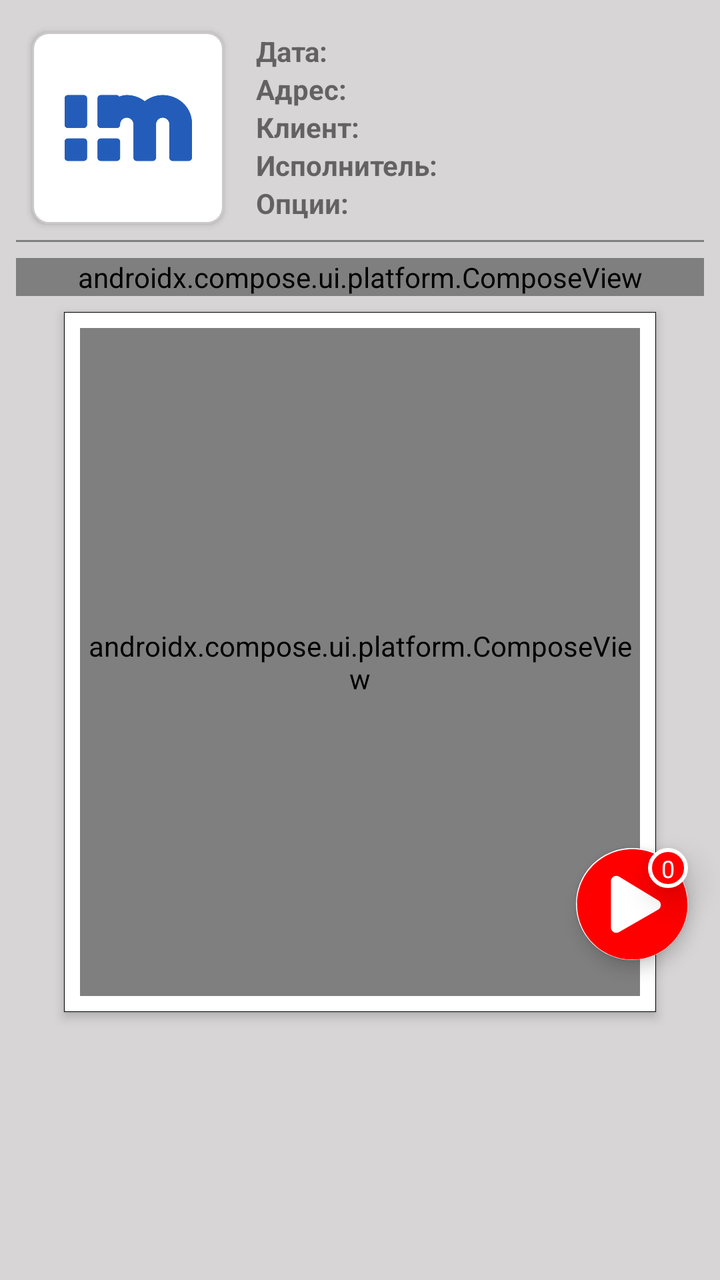
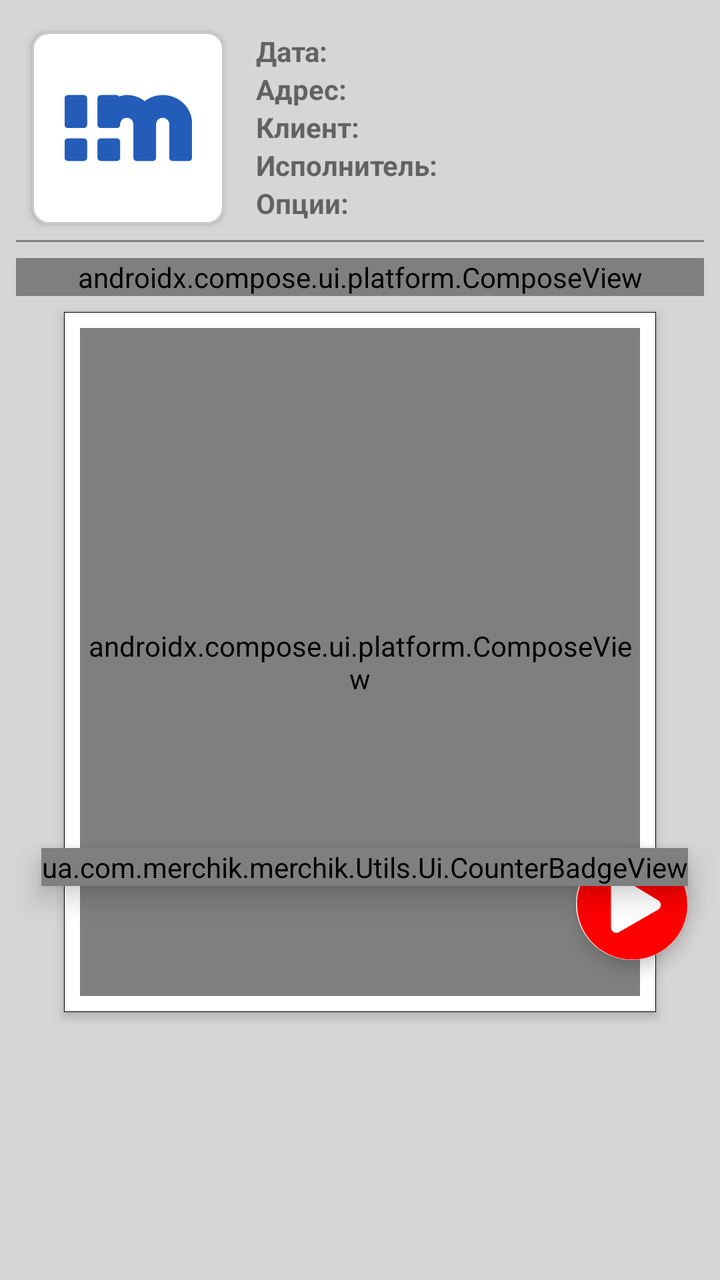

Screens rendered from an Android XML layout before and after an edit, with the pre-edit source and the edit as a unified diff.
<!-- AndroidManifest.xml: application theme AppTheme -->
<!-- res/layout/fragment_dr_home.xml -->
<?xml version="1.0" encoding="utf-8"?>
<androidx.constraintlayout.widget.ConstraintLayout xmlns:android="http://schemas.android.com/apk/res/android"
    xmlns:app="http://schemas.android.com/apk/res-auto"
    xmlns:tools="http://schemas.android.com/tools"
    android:layout_width="match_parent"
    android:layout_height="match_parent"
    android:background="@color/main_form">

    <androidx.core.widget.NestedScrollView
        android:layout_width="0dp"
        android:layout_height="0dp"
        app:layout_constraintBottom_toBottomOf="parent"
        app:layout_constraintEnd_toEndOf="parent"
        app:layout_constraintStart_toStartOf="parent"
        app:layout_constraintTop_toTopOf="parent">

        <LinearLayout
            android:layout_width="match_parent"
            android:layout_height="wrap_content"
            android:orientation="vertical">

            <FrameLayout
                android:layout_width="match_parent"
                android:layout_height="match_parent"
                tools:context="tablayout.example.com.tablayout.HomeFragment">


                <androidx.constraintlayout.widget.ConstraintLayout
                    android:layout_width="match_parent"
                    android:layout_height="match_parent">

                    <androidx.constraintlayout.widget.ConstraintLayout
                        android:id="@+id/constraintLayout"
                        android:layout_width="match_parent"
                        android:layout_height="match_parent"
                        app:layout_constraintBottom_toBottomOf="parent"
                        app:layout_constraintEnd_toEndOf="parent"
                        app:layout_constraintStart_toStartOf="parent"
                        app:layout_constraintTop_toTopOf="parent"
                        app:layout_constraintVertical_bias="0.0"
                        tools:ignore="MissingConstraints">

                        <TextView
                            android:id="@+id/textDRDate"
                            android:layout_width="wrap_content"
                            android:layout_height="wrap_content"
                            android:layout_marginStart="16dp"
                            android:layout_marginLeft="16dp"
                            android:layout_marginTop="16dp"
                            android:text="@string/date"
                            android:textStyle="bold"
                            app:layout_constraintStart_toEndOf="@+id/constraintLayout12"
                            app:layout_constraintTop_toTopOf="parent" />

                        <TextView
                            android:id="@+id/textDRAddr"
                            android:layout_width="wrap_content"
                            android:layout_height="wrap_content"
                            android:layout_marginStart="16dp"
                            android:layout_marginLeft="16dp"
                            android:text="@string/address"
                            android:textStyle="bold"
                            app:layout_constraintStart_toEndOf="@+id/constraintLayout12"
                            app:layout_constraintTop_toBottomOf="@id/reportDateBottom" />

                        <TextView
                            android:id="@+id/textDRCust"
                            android:layout_width="wrap_content"
                            android:layout_height="wrap_content"
                            android:layout_marginStart="16dp"
                            android:layout_marginLeft="16dp"
                            android:text="@string/customer"
                            android:textStyle="bold"
                            app:layout_constraintStart_toEndOf="@+id/constraintLayout12"
                            app:layout_constraintTop_toBottomOf="@id/reportAddressBottom" />

                        <TextView
                            android:id="@+id/textDRMerc"
                            android:layout_width="wrap_content"
                            android:layout_height="wrap_content"
                            android:layout_marginStart="16dp"
                            android:layout_marginLeft="16dp"
                            android:text="@string/performer"
                            android:textStyle="bold"
                            app:layout_constraintStart_toEndOf="@+id/constraintLayout12"
                            app:layout_constraintTop_toBottomOf="@id/reportCustomerBottom" />

                        <TextView
                            android:id="@+id/textDROptions"
                            android:layout_width="wrap_content"
                            android:layout_height="wrap_content"
                            android:layout_marginStart="16dp"
                            android:layout_marginLeft="16dp"
                            android:text="@string/options"
                            android:textStyle="bold"
                            app:layout_constraintStart_toEndOf="@+id/constraintLayout12"
                            app:layout_constraintTop_toBottomOf="@id/reportPerformerBottom" />

                        <androidx.constraintlayout.widget.ConstraintLayout
                            android:id="@+id/constraintLayout12"
                            android:layout_width="96dp"
                            android:layout_height="96dp"
                            android:layout_marginStart="16dp"
                            android:layout_marginTop="16dp"
                            android:background="@drawable/detailed_report_logo_background"
                            android:elevation="2dp"
                            android:outlineProvider="background"
                            app:layout_constraintStart_toStartOf="parent"
                            app:layout_constraintTop_toTopOf="parent">

                            <ImageView
                                android:id="@+id/merchik"
                                android:layout_width="0dp"
                                android:layout_height="0dp"
                                android:layout_margin="8dp"
                                android:contentDescription="@null"
                                android:importantForAccessibility="no"
                                android:scaleType="centerCrop"
                                app:layout_constraintBottom_toBottomOf="parent"
                                app:layout_constraintEnd_toEndOf="parent"
                                app:layout_constraintStart_toStartOf="parent"
                                app:layout_constraintTop_toTopOf="parent"
                                app:srcCompat="@mipmap/merchik" />
                        </androidx.constraintlayout.widget.ConstraintLayout>

                        <TextView
                            android:id="@+id/textDRDateVal"
                            android:layout_width="0dp"
                            android:layout_height="wrap_content"
                            android:layout_marginStart="8dp"
                            android:layout_marginLeft="8dp"
                            android:layout_marginEnd="32dp"
                            android:layout_marginRight="32dp"
                            android:ellipsize="end"
                            android:maxLines="1"
                            android:singleLine="true"
                            app:layout_constraintBaseline_toBaselineOf="@id/textDRDate"
                            app:layout_constraintEnd_toEndOf="parent"
                            app:layout_constraintHorizontal_bias="0.0"
                            app:layout_constraintStart_toEndOf="@+id/textDRDate" />

                        <TextView
                            android:id="@+id/textDRAddrVal"
                            android:layout_width="0dp"
                            android:layout_height="wrap_content"
                            android:layout_marginStart="8dp"
                            android:layout_marginLeft="8dp"
                            android:layout_marginEnd="32dp"
                            android:layout_marginRight="32dp"
                            android:gravity="top|start"
                            app:layout_constraintBaseline_toBaselineOf="@id/textDRAddr"
                            app:layout_constraintEnd_toEndOf="parent"
                            app:layout_constraintHorizontal_bias="0.0"
                            app:layout_constraintStart_toEndOf="@+id/textDRAddr" />

                        <TextView
                            android:id="@+id/textDRCustVal"
                            android:layout_width="0dp"
                            android:layout_height="wrap_content"
                            android:layout_marginStart="8dp"
                            android:layout_marginLeft="8dp"
                            android:layout_marginEnd="32dp"
                            android:layout_marginRight="32dp"
                            android:gravity="top|start"
                            app:layout_constraintBaseline_toBaselineOf="@id/textDRCust"
                            app:layout_constraintEnd_toEndOf="parent"
                            app:layout_constraintHorizontal_bias="0.0"
                            app:layout_constraintStart_toEndOf="@+id/textDRCust" />

                        <TextView
                            android:id="@+id/textDRMercVal"
                            android:layout_width="0dp"
                            android:layout_height="wrap_content"
                            android:layout_marginStart="8dp"
                            android:layout_marginLeft="8dp"
                            android:layout_marginEnd="32dp"
                            android:layout_marginRight="32dp"
                            android:gravity="top|start"
                            app:layout_constraintBaseline_toBaselineOf="@id/textDRMerc"
                            app:layout_constraintEnd_toEndOf="parent"
                            app:layout_constraintHorizontal_bias="0.0"
                            app:layout_constraintStart_toEndOf="@+id/textDRMerc" />

                        <androidx.constraintlayout.widget.Barrier
                            android:id="@+id/reportDateBottom"
                            android:layout_width="wrap_content"
                            android:layout_height="wrap_content"
                            app:barrierDirection="bottom"
                            app:constraint_referenced_ids="textDRDate,textDRDateVal" />

                        <androidx.constraintlayout.widget.Barrier
                            android:id="@+id/reportAddressBottom"
                            android:layout_width="wrap_content"
                            android:layout_height="wrap_content"
                            app:barrierDirection="bottom"
                            app:constraint_referenced_ids="textDRAddr,textDRAddrVal" />

                        <androidx.constraintlayout.widget.Barrier
                            android:id="@+id/reportCustomerBottom"
                            android:layout_width="wrap_content"
                            android:layout_height="wrap_content"
                            app:barrierDirection="bottom"
                            app:constraint_referenced_ids="textDRCust,textDRCustVal" />

                        <androidx.constraintlayout.widget.Barrier
                            android:id="@+id/reportPerformerBottom"
                            android:layout_width="wrap_content"
                            android:layout_height="wrap_content"
                            app:barrierDirection="bottom"
                            app:constraint_referenced_ids="textDRMerc,textDRMercVal" />

                        <LinearLayout
                            android:id="@+id/option_signal_layout2"
                            android:layout_width="0dp"
                            android:layout_height="wrap_content"
                            android:layout_marginStart="8dp"
                            android:layout_marginLeft="8dp"
                            android:layout_marginEnd="32dp"
                            android:layout_marginRight="32dp"
                            android:minHeight="15dp"
                            android:orientation="horizontal"
                            app:layout_constraintEnd_toEndOf="parent"
                            app:layout_constraintHorizontal_bias="0.0"
                            app:layout_constraintStart_toEndOf="@+id/textDROptions"
                            app:layout_constraintTop_toTopOf="@id/textDROptions" />

                        <androidx.constraintlayout.widget.Barrier
                            android:id="@+id/reportHeaderBottom"
                            android:layout_width="wrap_content"
                            android:layout_height="wrap_content"
                            app:barrierDirection="bottom"
                            app:constraint_referenced_ids="constraintLayout12,textDROptions,textDRMercVal,option_signal_layout2" />

                        <androidx.constraintlayout.widget.ConstraintLayout
                            android:id="@+id/constraintLayout18"
                            android:layout_width="match_parent"
                            android:layout_height="350dp"
                            android:layout_marginStart="32dp"
                            android:layout_marginLeft="32dp"
                            android:layout_marginTop="8dp"
                            android:layout_marginEnd="32dp"
                            android:layout_marginRight="32dp"
                            android:layout_marginBottom="32dp"
                            android:background="@drawable/border_map"
                            android:elevation="3dp"
                            app:layout_constraintBottom_toBottomOf="parent"
                            app:layout_constraintEnd_toEndOf="parent"
                            app:layout_constraintStart_toStartOf="parent"
                            app:layout_constraintTop_toBottomOf="@+id/composeView">


    
    
    
    
    

    
    
    
    
    
    
    
    
    
    
    
    

                            <androidx.compose.ui.platform.ComposeView
                                    android:id="@+id/composeMapView"
                                    android:layout_width="match_parent"
                                    android:layout_height="match_parent"

                                    android:layout_marginStart="8dp"
                                    android:layout_marginLeft="8dp"
                                    android:layout_marginTop="8dp"
                                    android:layout_marginEnd="8dp"
                                    android:layout_marginRight="8dp"
                                    android:layout_marginBottom="8dp"
                                    android:background="@drawable/border_imgview"
                                    app:layout_constraintBottom_toBottomOf="parent"
                                    app:layout_constraintEnd_toEndOf="parent"
                                    app:layout_constraintStart_toStartOf="parent"
                                    app:layout_constraintTop_toTopOf="parent"
                                    tools:visibility="visible" />
                        </androidx.constraintlayout.widget.ConstraintLayout>

                        <View
                            android:id="@+id/divider_up"
                            android:layout_width="match_parent"
                            android:layout_height="1dp"
                            android:layout_marginTop="8dp"
                            android:layout_marginHorizontal="8dp"
                            android:background="@color/hintColorDefault"
                            app:layout_constraintEnd_toEndOf="parent"
                            app:layout_constraintStart_toStartOf="parent"
                            app:layout_constraintTop_toBottomOf="@id/reportHeaderBottom"
                            />

                        <androidx.recyclerview.widget.RecyclerView
                            android:id="@+id/recycler"
                            android:layout_width="0dp"
                            android:layout_height="wrap_content"
                            android:layout_marginStart="8dp"
                            android:layout_marginLeft="8dp"
                            android:layout_marginTop="8dp"
                            android:layout_marginEnd="8dp"
                            android:layout_marginRight="8dp"
                            app:layout_constraintEnd_toEndOf="parent"
                            app:layout_constraintStart_toStartOf="parent"
                            app:layout_constraintTop_toBottomOf="@+id/divider_up" />

                        
                        <androidx.compose.ui.platform.ComposeView
                            android:id="@+id/composeView"
                            android:layout_width="0dp"
                            android:layout_height="wrap_content"
                            android:layout_marginStart="8dp"
                            android:layout_marginLeft="8dp"
                            android:layout_marginEnd="8dp"
                            android:layout_marginRight="8dp"
                            app:layout_constraintBottom_toTopOf="@+id/constraintLayout18"
                            app:layout_constraintEnd_toEndOf="parent"
                            app:layout_constraintStart_toStartOf="parent"
                            app:layout_constraintTop_toBottomOf="@+id/recycler" />

                    </androidx.constraintlayout.widget.ConstraintLayout>

                </androidx.constraintlayout.widget.ConstraintLayout>


            </FrameLayout>

        </LinearLayout>
    </androidx.core.widget.NestedScrollView>

    
    <com.google.android.material.floatingactionbutton.FloatingActionButton
        android:id="@+id/fabAdd3"
        android:layout_width="wrap_content"
        android:layout_height="wrap_content"
        android:layout_marginEnd="16dp"
        android:layout_marginBottom="16dp"
        android:clickable="false"
        android:focusable="false"
        android:importantForAccessibility="no"
        android:visibility="invisible"
        app:layout_constraintBottom_toBottomOf="parent"
        app:layout_constraintEnd_toEndOf="parent" />

    <com.google.android.material.floatingactionbutton.FloatingActionButton
        android:id="@+id/fabAdd4"
        android:layout_width="wrap_content"
        android:layout_height="wrap_content"
        android:layout_marginEnd="16dp"
        android:layout_marginBottom="16dp"
        android:clickable="false"
        android:focusable="false"
        android:importantForAccessibility="no"
        android:visibility="invisible"
        app:layout_constraintBottom_toTopOf="@id/fabAdd3"
        app:layout_constraintEnd_toEndOf="parent" />

    <com.google.android.material.floatingactionbutton.FloatingActionButton
        android:id="@+id/fab"
        android:layout_width="wrap_content"
        android:layout_height="wrap_content"
        android:layout_marginEnd="16dp"
        android:layout_marginBottom="16dp"
        android:scaleType="center"
        android:translationZ="1dp"
        app:backgroundTint="#FFFFFF"
        app:elevation="4dp"
        app:layout_constraintBottom_toTopOf="@id/fabAdd4"
        app:layout_constraintEnd_toEndOf="parent"
        app:maxImageSize="57dp"
        app:srcCompat="@drawable/ic_play_circle_solid" />

    <TextView
        android:id="@+id/badge_text_view_tar"
        android:layout_width="20dp"
        android:layout_height="20dp"
        android:alpha="1"
        android:background="@drawable/badge_background"
        android:gravity="center"
        android:minWidth="18dp"
        android:minHeight="18dp"
        android:padding="2dp"
        android:text="0"
        android:textColor="#FFFFFF"
        android:textSize="12sp"
        android:translationZ="8dp"
        android:visibility="visible"
        app:elevation="10dp"
        app:layout_constraintEnd_toEndOf="@id/fab"
        app:layout_constraintTop_toTopOf="@id/fab" />

</androidx.constraintlayout.widget.ConstraintLayout>
<!-- resources referenced by this layout -->
<resources>
  <color name="hintColorDefault">#808080</color>
  <color name="main_form">#D7D5D5</color>
  <!-- drawable badge_background (drawable) -->
  <shape xmlns:android="http://schemas.android.com/apk/res/android"
      android:shape="oval">
      <solid android:color="#FF0000" /> 
      <stroke
          android:color="#FFFFFF"
          android:width="2dp" />
  </shape>
  <!-- drawable border_imgview (drawable) -->
  <?xml version="1.0" encoding="UTF-8"?>
  <shape xmlns:android="http://schemas.android.com/apk/res/android">
      <solid android:color="#FFFFFF" />
      <stroke android:width="1dp" android:color="#575757" />
      <padding android:left="1dp" android:top="1dp" android:right="1dp"
          android:bottom="1dp" />
  </shape>
  <!-- drawable border_map (drawable) -->
  <?xml version="1.0" encoding="UTF-8"?>
  <shape xmlns:android="http://schemas.android.com/apk/res/android">
      <solid android:color="#FFFFFF" />
      <stroke android:width="1px" android:color="#000000" />
  </shape>
  <!-- drawable detailed_report_logo_background (drawable) -->
  <?xml version="1.0" encoding="utf-8"?>
  <shape xmlns:android="http://schemas.android.com/apk/res/android"
      android:shape="rectangle">
      <solid android:color="@color/white" />
      <stroke
          android:width="1dp"
          android:color="@color/borderContextMenu" />
      <corners android:radius="8dp" />
  </shape>
  <!-- drawable ic_play_circle_solid (drawable) -->
  <vector xmlns:android="http://schemas.android.com/apk/res/android"
      android:width="512dp"
      android:height="512dp"
      android:viewportWidth="512"
      android:viewportHeight="512">
    <path
        android:pathData="M256,8C119,8 8,119 8,256s111,248 248,248 248,-111 248,-248S393,8 256,8zM371.7,280l-176,101c-15.8,8.8 -35.7,-2.5 -35.7,-21L160,152c0,-18.4 19.8,-29.8 35.7,-21l176,107c16.4,9.2 16.4,32.9 0,42z"
        android:fillColor="#FF0000"/>
  </vector>
  <!-- mipmap merchik: png bitmap (drawable, 10651 bytes) -->
  <string name="address">Адрес:</string>
  <string name="customer">Клиент:</string>
  <string name="date">Дата:</string>
  <string name="options">Опции:</string>
  <string name="performer">Исполнитель:</string>
  <style name="AppTheme" parent="Theme.AppCompat.Light">
          
          <item name="colorPrimary">@color/colorPrimary</item>
          <item name="colorPrimaryDark">@color/colorPrimaryDark</item>
          <item name="colorAccent">@color/colorAccent</item>
  
          
          <item name="colorControlActivated">@color/blue</item>
  
          
          <item name="colorControlNormal">@color/hintColorDefault</item>
      </style>
  <color name="white">#FFFFFF</color>
  <color name="borderContextMenu">#CAC8C8</color>
  <color name="colorPrimary">#3F51B5</color>
  <color name="colorPrimaryDark">#303F9F</color>
  <color name="colorAccent">#FF4081</color>
  <color name="blue">#008ced</color>
</resources>

<!-- the commit's change to res/layout/fragment_dr_home.xml (unified diff, before → after) -->
@@ -378,19 +378,13 @@
         app:maxImageSize="57dp"
         app:srcCompat="@drawable/ic_play_circle_solid" />
 
-    <TextView
+    <ua.com.merchik.merchik.Utils.Ui.CounterBadgeView
         android:id="@+id/badge_text_view_tar"
-        android:layout_width="20dp"
-        android:layout_height="20dp"
+        android:layout_width="wrap_content"
+        android:layout_height="wrap_content"
         android:alpha="1"
-        android:background="@drawable/badge_background"
-        android:gravity="center"
-        android:minWidth="18dp"
-        android:minHeight="18dp"
-        android:padding="2dp"
         android:text="0"
         android:textColor="#FFFFFF"
-        android:textSize="12sp"
         android:translationZ="8dp"
         android:visibility="visible"
         app:elevation="10dp"
<!-- resource entries referenced after the edit -->
@@ -2,14 +2,6 @@
 <resources>
   <color name="hintColorDefault">#808080</color>
   <color name="main_form">#D7D5D5</color>
-  <!-- drawable badge_background (drawable) -->
-  <shape xmlns:android="http://schemas.android.com/apk/res/android"
-      android:shape="oval">
-      <solid android:color="#FF0000" /> 
-      <stroke
-          android:color="#FFFFFF"
-          android:width="2dp" />
-  </shape>
   <!-- drawable border_imgview (drawable) -->
   <?xml version="1.0" encoding="UTF-8"?>
   <shape xmlns:android="http://schemas.android.com/apk/res/android">
